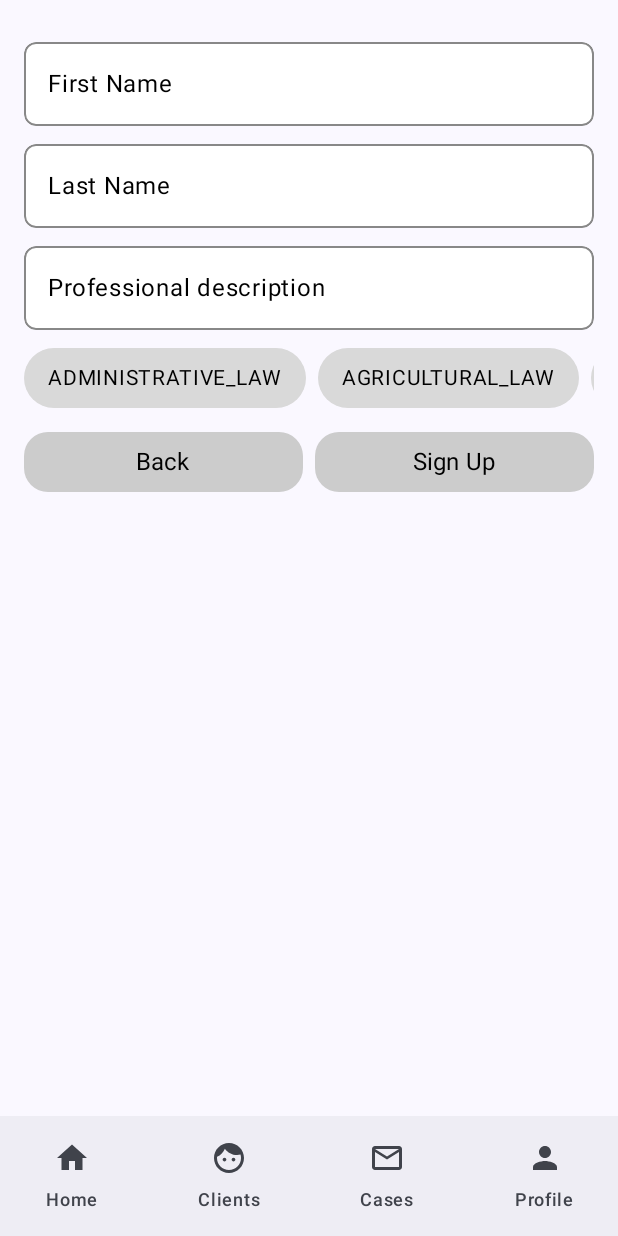
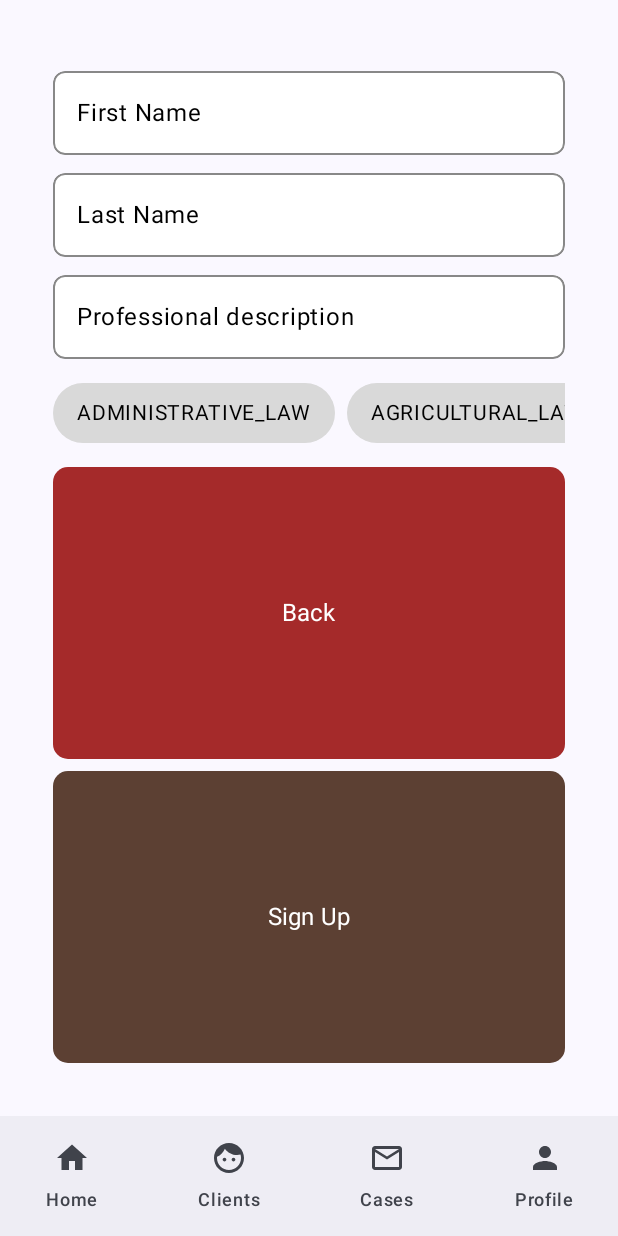
Before and after one commit to DartlinWave/lawconnect-android, an Android app built with Jetpack Compose: the SignUpStep2View screen opened through its navigation route, on a phone screen of 412 x 824 dp. Run offline under Robolectric (Android 15) with nearby library versions, the phone set to English and light mode, and no system bars; our stand-ins replace Dagger/Hilt's generated code; pictures from the network do not load.

Commit message:
style(ui): refine design, update color palette and component styling.

```diff
--- a/app/src/main/java/com/qu3dena/lawconnect/android/auth/presentation/navigation/AuthNavGraph.kt
+++ b/app/src/main/java/com/qu3dena/lawconnect/android/auth/presentation/navigation/AuthNavGraph.kt
@@ -38,6 +38,9 @@ fun NavGraphBuilder.authNavGraph(
             SignInView(
                 onSignUpClick = {
                     navController.navigate(AuthScreen.SignUp.route)
+                },
+                onSignInClick = { username, password ->
+                    /*TODO: */
                 }
             )
         }
--- a/app/src/main/java/com/qu3dena/lawconnect/android/auth/presentation/ui/screen/SignInView.kt
+++ b/app/src/main/java/com/qu3dena/lawconnect/android/auth/presentation/ui/screen/SignInView.kt
@@ -1,19 +1,97 @@
 package com.qu3dena.lawconnect.android.auth.presentation.ui.screen
 
+import androidx.compose.foundation.layout.Arrangement
 import androidx.compose.foundation.layout.Column
+import androidx.compose.foundation.layout.Spacer
+import androidx.compose.foundation.layout.fillMaxSize
+import androidx.compose.foundation.layout.fillMaxWidth
+import androidx.compose.foundation.layout.padding
 import androidx.compose.material3.Text
-import androidx.compose.material3.TextButton
 import androidx.compose.runtime.Composable
+import androidx.compose.runtime.mutableStateOf
+import androidx.compose.runtime.remember
+import androidx.compose.ui.Alignment
+import androidx.compose.ui.Modifier
+import androidx.compose.ui.draw.scale
+import androidx.compose.ui.text.style.TextAlign
+import androidx.compose.ui.tooling.preview.Preview
+import androidx.compose.ui.unit.dp
+import coil3.compose.AsyncImage
+import com.qu3dena.lawconnect.android.core.ui.components.BrownActionButton
+import com.qu3dena.lawconnect.android.core.ui.components.CustomTextField
+import com.qu3dena.lawconnect.android.core.ui.components.DarkBrownActionButton
 
 @Composable
 fun SignInView(
-    onSignUpClick: () -> Unit
+    onSignUpClick: () -> Unit,
+    onSignInClick: (String, String) -> Unit
 ) {
-    Column {
+    val username = remember { mutableStateOf("") }
+    val password = remember { mutableStateOf("") }
 
-        Text("Bienvenido, haz SignIn")
-        TextButton(onClick = onSignUpClick) {
-            Text("Sign Up")
+    Column(
+        modifier = Modifier
+            .fillMaxSize()
+            .padding(35.dp),
+        verticalArrangement = Arrangement.Center,
+        horizontalAlignment = Alignment.CenterHorizontally
+    ) {
+        AsyncImage(
+            model = "https://raw.githubusercontent.com/DartlinWave/lawconnect-report/refs/heads/main/assets/images/chapter-V/LogoLawConnect.png",
+            contentDescription = "LawConnect Logo",
+            modifier = Modifier.scale(0.75f)
+        )
+
+        Column(
+            verticalArrangement = Arrangement.spacedBy(12.dp)
+        ) {
+            CustomTextField(
+                modifier = Modifier.fillMaxWidth(),
+                value = username.value,
+                onValueChange = { username.value = it },
+                placeholder = "Username"
+            )
+
+            CustomTextField(
+                modifier = Modifier.fillMaxWidth(),
+                value = password.value,
+                onValueChange = { password.value = it },
+                placeholder = "Password"
+            )
+        }
+
+        Spacer(modifier = Modifier.padding(vertical = 8.dp))
+
+        Text(
+            text = "Forgot Password?",
+            modifier = Modifier
+                .fillMaxWidth(),
+            textAlign = TextAlign.Center
+        )
+
+        Column(
+            modifier = Modifier.padding(top = 16.dp),
+            verticalArrangement = Arrangement.spacedBy(12.dp)
+        ) {
+            BrownActionButton(
+                text = "Sign In",
+                onClick = { onSignInClick(username.value, password.value) }
+            )
+
+
+            DarkBrownActionButton(
+                text = "Sign Up",
+                onClick = onSignUpClick
+            )
         }
     }
 }
+
+@Preview(showBackground = true)
+@Composable
+fun SignInViewPreview() {
+    SignInView(
+        onSignUpClick = {},
+        onSignInClick = { _, _ -> }
+    )
+}
--- a/app/src/main/java/com/qu3dena/lawconnect/android/auth/presentation/ui/screen/SignUpStep1View.kt
+++ b/app/src/main/java/com/qu3dena/lawconnect/android/auth/presentation/ui/screen/SignUpStep1View.kt
@@ -2,13 +2,20 @@ package com.qu3dena.lawconnect.android.auth.presentation.ui.screen
 
 import androidx.compose.foundation.layout.Arrangement
 import androidx.compose.foundation.layout.Column
+import androidx.compose.foundation.layout.Spacer
+import androidx.compose.foundation.layout.fillMaxSize
 import androidx.compose.foundation.layout.fillMaxWidth
+import androidx.compose.foundation.layout.padding
 import androidx.compose.runtime.Composable
+import androidx.compose.ui.Alignment
 import androidx.compose.ui.Modifier
+import androidx.compose.ui.draw.scale
 import androidx.compose.ui.graphics.Color
 import androidx.compose.ui.unit.dp
-import com.qu3dena.lawconnect.android.core.ui.components.CustomButton
+import coil3.compose.AsyncImage
+import com.qu3dena.lawconnect.android.core.ui.components.BrownActionButton
 import com.qu3dena.lawconnect.android.core.ui.components.CustomTextField
+import com.qu3dena.lawconnect.android.core.ui.components.GrayActionButton
 
 @Composable
 fun SignUpStep1View(
@@ -22,7 +29,22 @@ fun SignUpStep1View(
 ) {
     val enabled = password.isNotBlank() && password == confirmPass
 
-    Column(verticalArrangement = Arrangement.spacedBy(12.dp)) {
+    Column(
+        modifier = Modifier
+            .fillMaxSize()
+            .padding(35.dp),
+        verticalArrangement = Arrangement.Center,
+        horizontalAlignment = Alignment.CenterHorizontally
+    ) {
+        AsyncImage(
+            model = "https://raw.githubusercontent.com/DartlinWave/lawconnect-report/refs/heads/main/assets/images/chapter-V/LogoLawConnect.png",
+            contentDescription = "LawConnect Logo",
+            modifier = Modifier.scale(0.75f)
+        )
+
+        Column(
+            verticalArrangement = Arrangement.spacedBy(12.dp)
+        ) {
             CustomTextField(
                 value = username,
                 onValueChange = onUsernameChange,
@@ -38,10 +60,13 @@ fun SignUpStep1View(
                 onValueChange = onConfirmPassChange,
                 placeholder = "Confirm Password"
             )
-        CustomButton(
+        }
+
+        Spacer(modifier = Modifier.padding(vertical = 8.dp))
+
+        BrownActionButton(
             text           = "Next",
             onClick        = onNext,
-            backgroundColor= if (enabled) Color(0xFF6200EE) else Color.Gray,
             contentColor   = Color.White,
             modifier       = Modifier.fillMaxWidth(),
             enabled        = enabled
--- a/app/src/main/java/com/qu3dena/lawconnect/android/auth/presentation/ui/screen/SignUpStep2View.kt
+++ b/app/src/main/java/com/qu3dena/lawconnect/android/auth/presentation/ui/screen/SignUpStep2View.kt
@@ -2,18 +2,23 @@ package com.qu3dena.lawconnect.android.auth.presentation.ui.screen
 
 import androidx.compose.foundation.layout.Arrangement
 import androidx.compose.foundation.layout.Column
-import androidx.compose.foundation.layout.Row
+import androidx.compose.foundation.layout.Spacer
+import androidx.compose.foundation.layout.fillMaxSize
 import androidx.compose.foundation.layout.padding
 import androidx.compose.foundation.lazy.LazyRow
 import androidx.compose.material3.SnackbarHost
 import androidx.compose.material3.SnackbarHostState
 import androidx.compose.runtime.*
+import androidx.compose.ui.Alignment
 import androidx.compose.ui.Modifier
+import androidx.compose.ui.draw.scale
 import androidx.compose.ui.unit.dp
+import coil3.compose.AsyncImage
 import com.qu3dena.lawconnect.android.auth.data.source.local.SPECIALTY_MAP
 import com.qu3dena.lawconnect.android.auth.presentation.ui.viewmodel.SignUpUiState
-import com.qu3dena.lawconnect.android.core.ui.components.CustomButton
+import com.qu3dena.lawconnect.android.core.ui.components.BrownActionButton
 import com.qu3dena.lawconnect.android.core.ui.components.CustomTextField
+import com.qu3dena.lawconnect.android.core.ui.components.DarkBrownActionButton
 import com.qu3dena.lawconnect.android.core.ui.components.SelectableChipGroup
 
 @Composable
@@ -44,8 +49,19 @@ fun SignUpStep2View(
     }
 
     Column(
-        Modifier
-            .padding(16.dp),
+        modifier = Modifier
+            .fillMaxSize()
+            .padding(35.dp),
+        verticalArrangement = Arrangement.Center,
+        horizontalAlignment = Alignment.CenterHorizontally
+    ) {
+        AsyncImage(
+            model = "https://raw.githubusercontent.com/DartlinWave/lawconnect-report/refs/heads/main/assets/images/chapter-V/LogoLawConnect.png",
+            contentDescription = "LawConnect Logo",
+            modifier = Modifier.scale(0.75f)
+        )
+
+        Column(
             verticalArrangement = Arrangement.spacedBy(12.dp)
         ) {
             CustomTextField(
@@ -63,7 +79,40 @@ fun SignUpStep2View(
                 onValueChange = onDescriptionChange,
                 placeholder = "Professional description"
             )
+        }
 
+        Spacer(modifier = Modifier.padding(vertical = 8.dp))
+
+        SpecialtyGallery(
+            specialties = specialties,
+            onSpecialtiesChange = onSpecialtiesChange
+        )
+
+        Spacer(modifier = Modifier.padding(vertical = 8.dp))
+
+        Column (verticalArrangement = Arrangement.spacedBy(8.dp)) {
+            BrownActionButton(
+                text = "Back",
+                onClick = onBackClick,
+                modifier = Modifier.weight(1f)
+            )
+            DarkBrownActionButton(
+                text = if (uiState == SignUpUiState.Loading) "Signing…" else "Sign Up",
+                onClick = onSignUpClick,
+                modifier = Modifier.weight(1f),
+                enabled = uiState != SignUpUiState.Loading
+            )
+        }
+
+        SnackbarHost(hostState = snackBarState)
+    }
+}
+
+@Composable
+fun SpecialtyGallery(
+    specialties: List<String>,
+    onSpecialtiesChange: (List<String>) -> Unit
+) {
     LazyRow {
         item {
             SelectableChipGroup(
@@ -73,22 +122,4 @@ fun SignUpStep2View(
             )
         }
     }
-
-        Row(horizontalArrangement = Arrangement.spacedBy(8.dp)) {
-            CustomButton(
-                text = "Back",
-                onClick = onBackClick,
-                modifier = Modifier.weight(1f)
-            )
-            CustomButton(
-                text = if (uiState == SignUpUiState.Loading) "Signing…" else "Sign Up",
-                onClick = onSignUpClick,
-                modifier = Modifier.weight(1f),
-                enabled = uiState != SignUpUiState.Loading
-            )
 }
-
-
-        SnackbarHost(hostState = snackBarState)
-    }
-}
```
Lines whose indentation alone changed are shown as unchanged.
